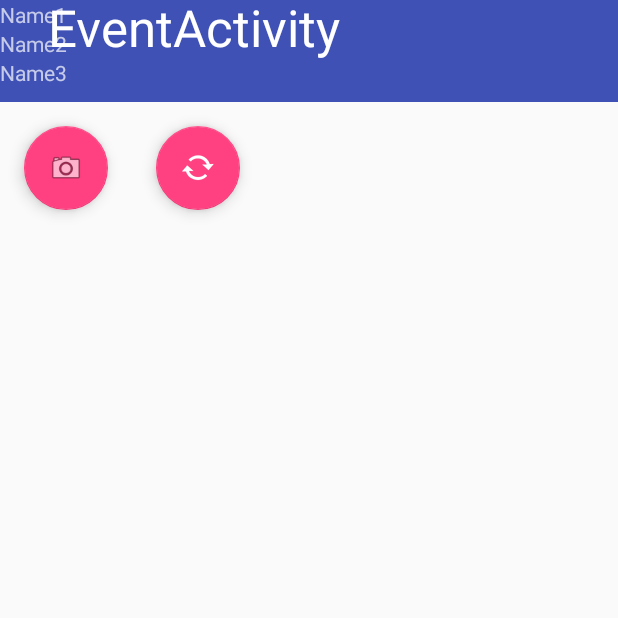
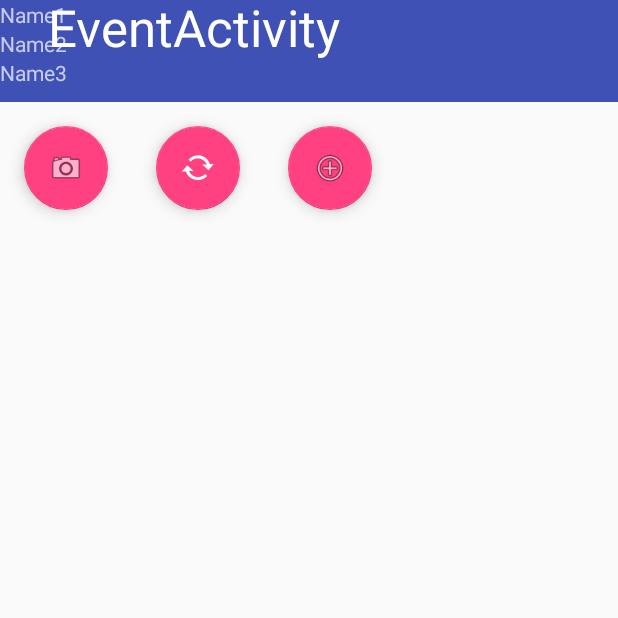
Before and after one commit to teodorst/ioc, an Android app: the EventActivity screen opened directly, with no data from a screen before it, on a phone screen of 412 x 824 dp, the top half of it. Run offline under Robolectric (Android 15) with nearby library versions, the light colour scheme and no system bars; libraries missing offline, so code that uses them is left out: com.squareup.otto; 2 statements that could not run were skipped.

Commit message:
added new button

```diff
--- a/mobile/EvShare/app/src/main/res/layout/activity_event.xml
+++ b/mobile/EvShare/app/src/main/res/layout/activity_event.xml
@@ -91,6 +91,15 @@
                 app:srcCompat="@android:drawable/stat_notify_sync_noanim"
                 />
 
+            <android.support.design.widget.FloatingActionButton
+                android:id="@+id/invite_event"
+                android:layout_width="93dp"
+                android:layout_height="wrap_content"
+                android:layout_margin="@dimen/fab_margin"
+                app:layout_anchor="@id/app_bar"
+                app:layout_anchorGravity="bottom|end"
+                app:srcCompat="@android:drawable/ic_menu_add"
+                />
         </LinearLayout>
 
 
```
